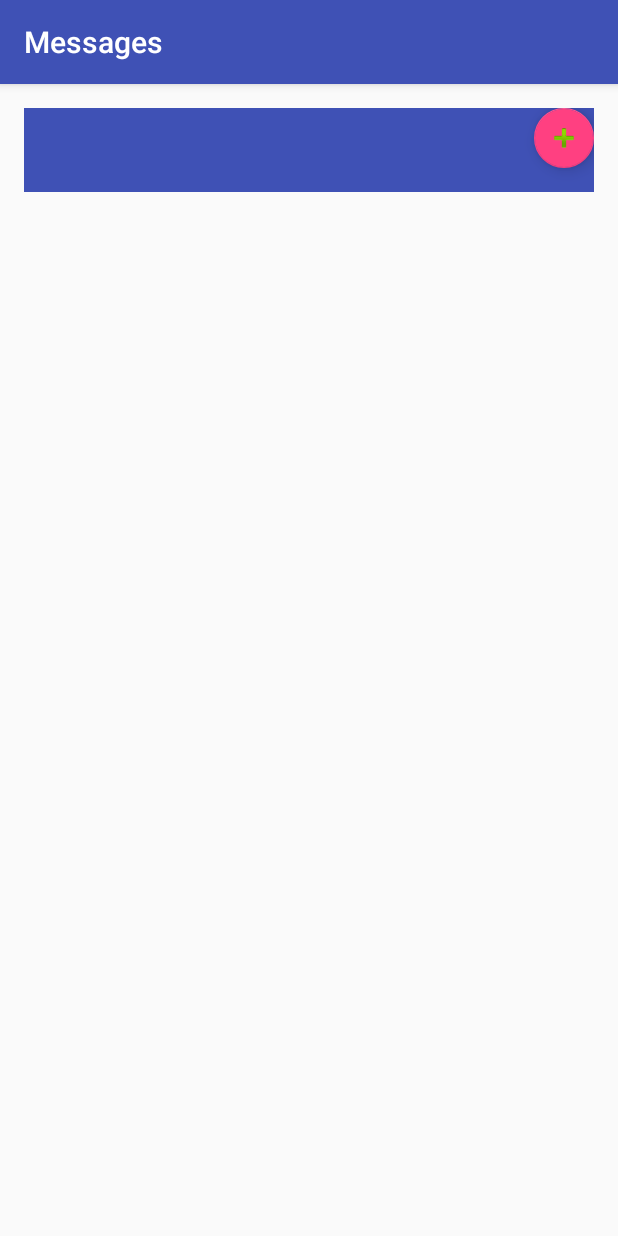
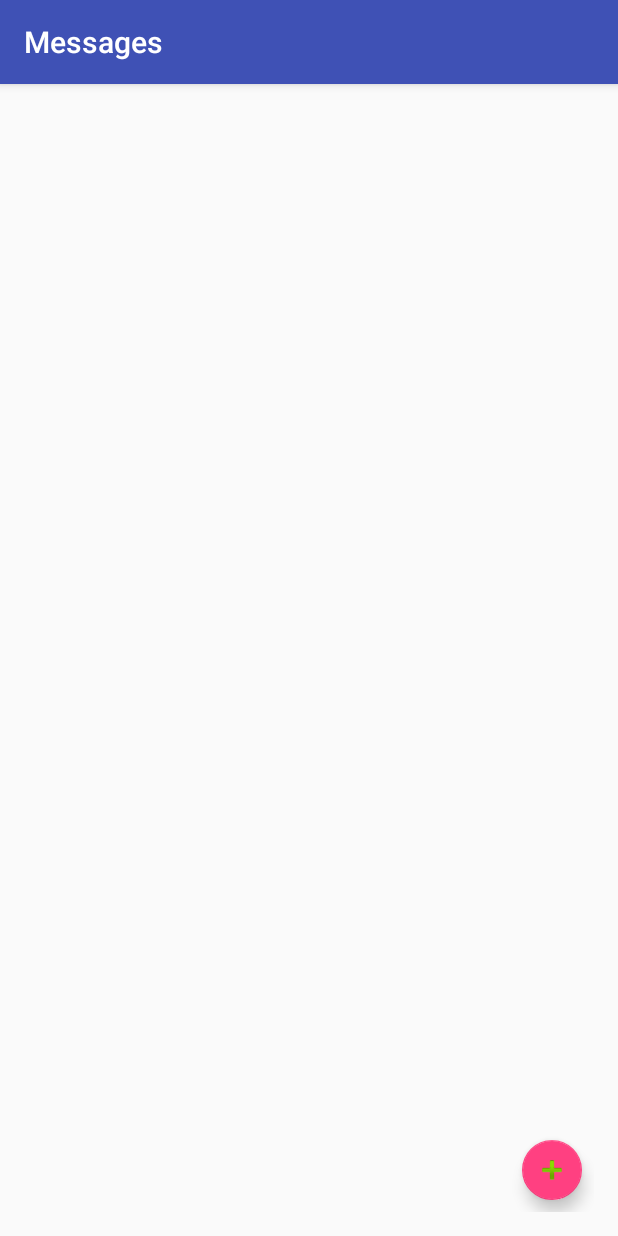
Before and after one commit to AndroidLyceum/VkVftdan, an Android app: the MessagesActivity screen opened directly, with no data from a screen before it, on a phone screen of 412 x 824 dp. Run offline under Robolectric (Android 15) with nearby library versions, the phone set to English and light mode, and no system bars; libraries missing offline, so code that uses them is left out: android.support.v7.

Commit message:
Add files via upload

```diff
--- a/app/src/main/java/io/github/vftdan/customvk/MessagesActivity.java
+++ b/app/src/main/java/io/github/vftdan/customvk/MessagesActivity.java
@@ -1,13 +1,20 @@
 package io.github.vftdan.customvk;
 
+//import android.support.v7.app.AlertController;
 import android.support.v7.app.AppCompatActivity;
 import android.os.Bundle;
+import android.support.v7.widget.RecyclerView;
+
+import static android.support.v7.recyclerview.R.styleable.RecyclerView;
 
 public class MessagesActivity extends AppCompatActivity {
 
+    android.support.v7.widget.RecyclerView recyclerView;
     @Override
     protected void onCreate(Bundle savedInstanceState) {
         super.onCreate(savedInstanceState);
         setContentView(R.layout.activity_messages);
+        recyclerView = (RecyclerView) findViewById(R.id.messagesListRecycler);
+
     }
 }
--- a/app/src/main/res/layout/activity_messages.xml
+++ b/app/src/main/res/layout/activity_messages.xml
@@ -13,13 +13,13 @@
     tools:context="io.github.vftdan.customvk.MessagesActivity">
 
     <android.support.v7.widget.RecyclerView
+        android:id="@+id/messagesListRecycler"
         android:layout_width="match_parent"
         android:layout_height="match_parent"
-        android:layout_below="@+id/toolbar2"
         android:layout_alignParentRight="true"
         android:layout_alignParentEnd="true"/>
 
-    <android.support.v7.widget.Toolbar
+    <!--android.support.v7.widget.Toolbar
         android:layout_width="match_parent"
         android:layout_height="wrap_content"
         android:background="?attr/colorPrimary"
@@ -27,8 +27,7 @@
         android:minHeight="?attr/actionBarSize"
         android:id="@+id/toolbar2"
         android:layout_alignParentTop="true"
-        android:layout_alignParentLeft="true"
-        android:layout_alignParentStart="true"/>
+        android:layout_alignParentStart="true" /-->
 
     <android.support.design.widget.FloatingActionButton
         android:layout_width="wrap_content"
@@ -36,8 +35,10 @@
         android:clickable="true"
         app:fabSize="mini"
         app:srcCompat="@android:drawable/ic_input_add"
-        android:layout_alignParentRight="true"
+        android:id="@+id/floatingActionButton"
+        android:layout_alignParentTop="false"
         android:layout_alignParentEnd="true"
-        android:id="@+id/floatingActionButton"
-        android:layout_alignParentTop="true"/>
+        android:layout_marginBottom="8dp"
+        android:layout_marginRight="8dp"
+        android:layout_alignParentBottom="true" />
 </RelativeLayout>
--- a/app/src/main/res/values/dimens.xml
+++ b/app/src/main/res/values/dimens.xml
@@ -2,4 +2,5 @@
     <!-- Default screen margins, per the Android Design guidelines. -->
     <dimen name="activity_horizontal_margin">16dp</dimen>
     <dimen name="activity_vertical_margin">16dp</dimen>
+    <item name="item_hidden_side" type="dimen">128dp</item>
 </resources>
```
Also changed, not shown: app/src/main/java/io/github/vftdan/customvk/ItemData.java (added, +12 -0 lines), app/src/main/java/io/github/vftdan/customvk/ItemDataAdapter.java (added, +31 -0 lines), app/src/main/java/io/github/vftdan/customvk/VH.java (added, +21 -0 lines), app/src/main/res/layout/item_messageslist.xml (added, +21 -0 lines), 3 other files.
